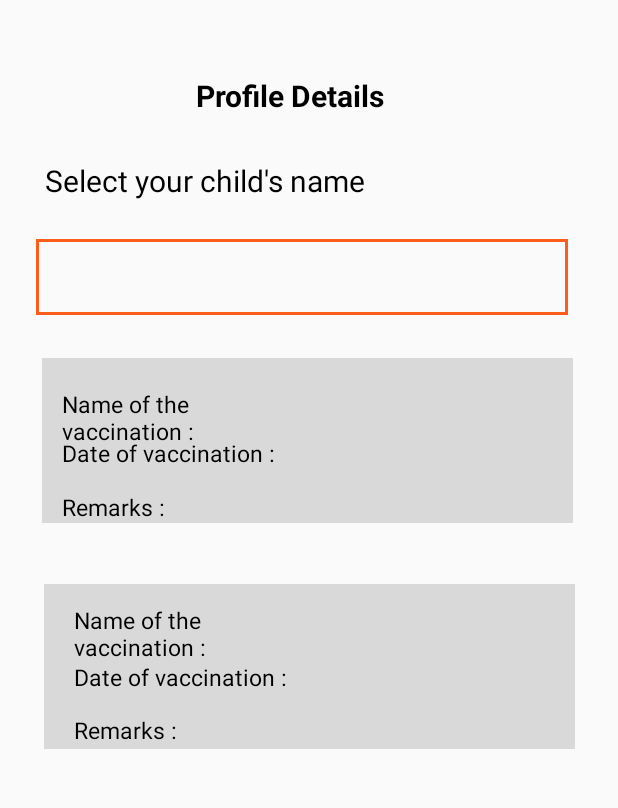
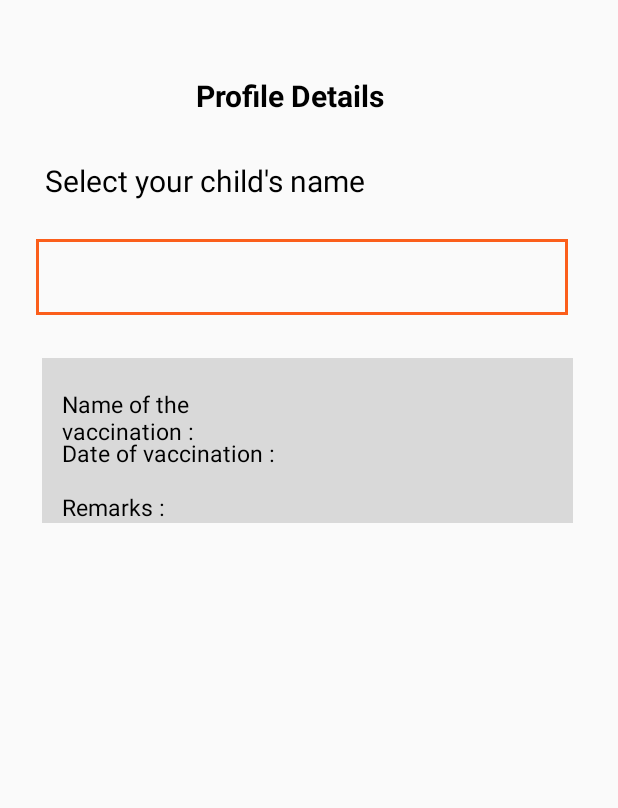
Before and after one commit to ManeeGitHubAccount/KiddoSafeCard, an Android app: the layout immunizationhistory.xml on its own in the app's theme, with its tools: preview values and no code run, on a phone screen of 412 x 824 dp, the part 300-1108 px from its top. Run offline under Robolectric (Android 15) with nearby library versions, the phone set to English and light mode, and no system bars.

Commit message:
update 1st rect

```diff
--- a/app/src/main/res/layout/immunizationhistory.xml
+++ b/app/src/main/res/layout/immunizationhistory.xml
@@ -77,6 +77,8 @@
         app:layout_constraintStart_toStartOf="parent"
         app:layout_constraintTop_toBottomOf="@+id/spinner_select_child" />
 
+
+
     <TextView
         android:id="@+id/remarks2"
         android:layout_width="170dp"
@@ -124,63 +126,7 @@
         app:layout_constraintVertical_bias="0.681"
         tools:ignore="DuplicateIds,HardcodedText" />
 
-    <View
-        android:id="@+id/rectangle3"
-        android:layout_width="354dp"
-        android:layout_height="110dp"
-        android:background="#D9D9D9"
-        app:layout_constraintBottom_toBottomOf="parent"
-        app:layout_constraintEnd_toEndOf="parent"
-        app:layout_constraintStart_toStartOf="parent"
-        app:layout_constraintTop_toBottomOf="@+id/rectangle3"
-        app:layout_constraintVertical_bias="0.825"
-        tools:ignore="DuplicateIds,NotSibling" />
 
-    <TextView
-        android:id="@+id/remarks2"
-        android:layout_width="170dp"
-        android:layout_height="50dp"
-        android:text="Name of the vaccination :"
-        android:textColor="#000000"
-        android:textSize="15sp"
-        app:layout_constraintBottom_toBottomOf="parent"
-        app:layout_constraintEnd_toEndOf="parent"
-        app:layout_constraintHorizontal_bias="0.203"
-        app:layout_constraintStart_toStartOf="parent"
-        app:layout_constraintTop_toTopOf="parent"
-        app:layout_constraintVertical_bias="0.779"
-        tools:ignore="DuplicateIds,HardcodedText,TextSizeCheck" />
-
-
-    <TextView
-        android:id="@+id/datevaccination"
-        android:layout_width="170dp"
-        android:layout_height="50dp"
-        android:text="Date of vaccination :"
-        android:textColor="#000000"
-        android:textSize="15sp"
-        app:layout_constraintBottom_toBottomOf="parent"
-        app:layout_constraintEnd_toEndOf="parent"
-        app:layout_constraintHorizontal_bias="0.203"
-        app:layout_constraintStart_toStartOf="parent"
-        app:layout_constraintTop_toTopOf="parent"
-        app:layout_constraintVertical_bias="0.828"
-        tools:ignore="DuplicateIds,HardcodedText,TextSizeCheck,TextSizeCheck" />
-
-    <TextView
-        android:id="@+id/remarks"
-        android:layout_width="170dp"
-        android:layout_height="50dp"
-        android:text="Remarks :"
-        android:textColor="#000000"
-        android:textSize="15sp"
-        app:layout_constraintBottom_toBottomOf="parent"
-        app:layout_constraintEnd_toEndOf="parent"
-        app:layout_constraintHorizontal_bias="0.203"
-        app:layout_constraintStart_toStartOf="parent"
-        app:layout_constraintTop_toTopOf="parent"
-        app:layout_constraintVertical_bias="0.873"
-        tools:ignore="DuplicateIds,HardcodedText" />
 
 
 </androidx.constraintlayout.widget.ConstraintLayout>
```
